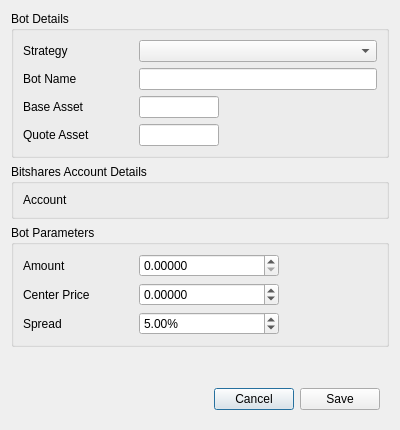
This is dexbot/views/orig/edit_bot_window.ui in xeroc/stakemachine as Qt 5 draws it before an edit. The edited form follows.
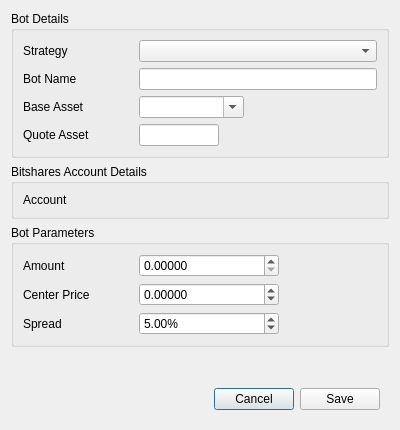
This is the edited form.

Commit message: Add data preload for Edit Bot window

```diff
--- a/dexbot/views/orig/edit_bot_window.ui
+++ b/dexbot/views/orig/edit_bot_window.ui
@@ -91,28 +91,6 @@
         <property name="text">
          <string>Base Asset</string>
         </property>
-        <property name="buddy">
-         <cstring>base_asset_input</cstring>
-        </property>
-       </widget>
-      </item>
-      <item row="2" column="1">
-       <widget class="QLineEdit" name="base_asset_input">
-        <property name="sizePolicy">
-         <sizepolicy hsizetype="Fixed" vsizetype="Fixed">
-          <horstretch>0</horstretch>
-          <verstretch>0</verstretch>
-         </sizepolicy>
-        </property>
-        <property name="maximumSize">
-         <size>
-          <width>80</width>
-          <height>16777215</height>
-         </size>
-        </property>
-        <property name="inputMethodHints">
-         <set>Qt::ImhPreferUppercase</set>
-        </property>
        </widget>
       </item>
       <item row="3" column="0">
@@ -153,6 +131,25 @@
         </property>
        </widget>
       </item>
+      <item row="2" column="1">
+       <widget class="QComboBox" name="base_asset_input">
+        <property name="sizePolicy">
+         <sizepolicy hsizetype="Fixed" vsizetype="Fixed">
+          <horstretch>0</horstretch>
+          <verstretch>0</verstretch>
+         </sizepolicy>
+        </property>
+        <property name="minimumSize">
+         <size>
+          <width>105</width>
+          <height>0</height>
+         </size>
+        </property>
+        <property name="editable">
+         <bool>true</bool>
+        </property>
+       </widget>
+      </item>
      </layout>
     </widget>
    </item>
```
The commit also changes 7 other files.
